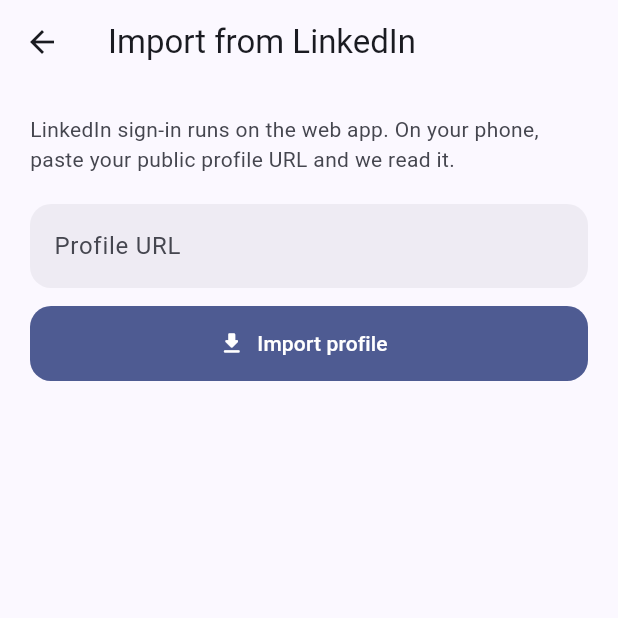
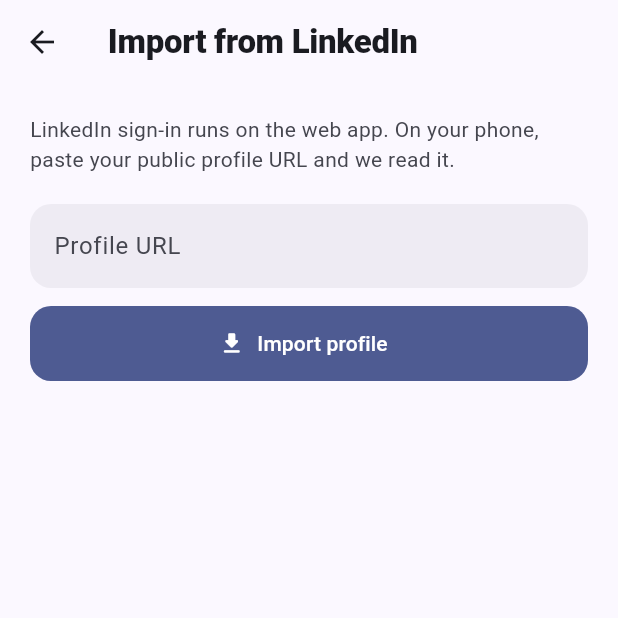
Before and after one commit to AngiSoft-Technologies/ai-career-platform, a Flutter app: the screen it shows after launch, after a tap on "Create account", after a tap on "Continue in demo mode", after a tap on "Import from LinkedIn", on a phone screen of 412 x 824 dp, the top half of it. Run offline on Flutter 3.47's test engine with Material 3 defaults, Android fonts, the phone set to English and light mode, and no system bars; our stand-ins replace app_links, connectivity_plus, file_picker, flutter_secure_storage, go_router, shared_preferences and 2 more; accounts and stored records are empty; network calls fail.

Commit message:
Keep the app alive through a cold start, and speak the signal colours
A fresh install opened, showed the sign-in screen, and then silently
disappeared — back to the launcher, no error on screen, no crash
report. The cause was a 401 that nobody was waiting for: the
notification load and the sync initialisation both talk to the API
before runApp, and a signed-out device answers 401. Neither was
guarded, so the exception escaped main() and took the first frame down
with it.

Nothing that runs before runApp gets to decide whether the app lives.
The startup work is guarded now, the session restore falls back to
signed-out on a transport failure instead of rethrowing, and a refresh
that answers 401 clears the session and lets the original request
retry unauthenticated instead of throwing a raw Unauthorized from a
request nobody was waiting on. A root error handler prints whatever
still escapes, with its stack, and tells the engine it has been
handled. The release build now starts clean: zero unhandled
exceptions, and the app stays up.

Two more bugs found on the way. A fresh install defaulted to demo
mode — a shipped app was handing first-run users a catalogue that was
not the catalogue; demo mode is a choice made on the sign-in screen
now, not a default. And the app's colours said nothing: eligibility
read violet, a match score read violet, a risk score read tertiary.
The web settled on three colours that each mean something — amber for
the action, green for what the trust engine verified, violet for
intelligence — so the app now speaks the same language, through a
theme extension rather than three hardcoded constants, and the display
type is tightened to match the site's.

```diff
--- a/apps/mobile/lib/core/authentication/auth_session.dart
+++ b/apps/mobile/lib/core/authentication/auth_session.dart
@@ -70,9 +70,20 @@
       if (error.isUnauthorized) {
         await _tokenStorage.clearAll();
         _state = SessionState.signedOut;
+        return;
       }
+      // A transport failure is not a verdict on the session: drop to
+      // signed-out for this run and let the next restore try again.
+      // Escaping here would take the app down before its first frame,
+      // because this runs before runApp.
+      debugPrint('Session restore deferred: $error');
+      _state = SessionState.signedOut;
+    } catch (error) {
+      debugPrint('Session restore failed: $error');
+      _state = SessionState.signedOut;
+    } finally {
+      notifyListeners();
     }
-    notifyListeners();
   }
 
   /// Reads whether the resume-onboarding flow is already done.
--- a/apps/mobile/lib/core/configuration/app_settings.dart
+++ b/apps/mobile/lib/core/configuration/app_settings.dart
@@ -15,7 +15,12 @@
     final preferences = await SharedPreferences.getInstance();
     return AppSettings._(
       baseUrl: preferences.getString(_baseUrlKey) ?? defaultBaseUrl,
-      isDemoMode: preferences.getBool(_demoModeKey) ?? true,
+      // A fresh install starts against the real service. Demo mode is
+      // something a candidate chooses on the sign-in screen ("Continue in
+      // demo mode"), not something a first-run user is handed — a shipped
+      // app that defaults to demo shows a candidate a catalogue that is
+      // not the catalogue.
+      isDemoMode: preferences.getBool(_demoModeKey) ?? false,
     );
   }
 
--- a/apps/mobile/lib/main.dart
+++ b/apps/mobile/lib/main.dart
@@ -1,4 +1,5 @@
 import 'dart:async';
+import 'dart:ui' show PlatformDispatcher;
 
 import 'package:flutter/material.dart';
 import 'package:go_router/go_router.dart';
@@ -44,6 +45,16 @@
 
 Future<void> main() async {
   WidgetsFlutterBinding.ensureInitialized();
+
+  // Any error that escapes every try/catch still lands here, with its
+  // stack. Returning true tells the engine it has been handled, so an
+  // unguarded 401 from a background refresh cannot take a shipped app
+  // down — and the stack tells us where it came from instead of a bare
+  // "Unauthorized" with an asynchronous gap where the caller was.
+  PlatformDispatcher.instance.onError = (error, stack) {
+    debugPrint('Unhandled error: $error\n$stack');
+    return true;
+  };
 
   final settings = await AppSettings.load();
   final database = await LocalDatabase.open();
@@ -137,8 +148,19 @@
     syncEngine: syncEngine,
     database: database,
   );
-  await syncController.initialize();
-  await notificationController.load();
+  // A cold start on a signed-out device is the normal first-run path: the
+  // notification load and the sync initialisation both talk to the API,
+  // and both used to run unguarded here. A 401 from a device with no
+  // session escaped main() as an unhandled exception and took the app
+  // down before its first frame — a fresh install opened, hung for a few
+  // seconds, and silently returned to the launcher. Nothing that runs
+  // before runApp gets to decide whether the app lives.
+  try {
+    await syncController.initialize();
+    await notificationController.load();
+  } catch (error) {
+    debugPrint('Startup sync skipped: $error');
+  }
 
   runApp(
     MultiProvider(
--- /dev/null
+++ b/apps/mobile/lib/shared/theme/app_colors.dart
@@ -0,0 +1,64 @@
+import 'package:flutter/material.dart';
+
+/// The platform's signal colours, and what each one means.
+///
+/// The web settled on three colours that each carry a meaning — amber
+/// for "act on this", green for "the trust engine verified this", violet
+/// for "intelligence" — because a colour that means something is data,
+/// and a colour that is decoration is noise. The app speaks the same
+/// language: eligibility reads green, a risk score reads amber, a match
+/// reads violet.
+@immutable
+class AppColors extends ThemeExtension<AppColors> {
+  const AppColors({
+    required this.signal,
+    required this.verified,
+    required this.insight,
+  });
+
+  /// Opportunity and energy — the thing a candidate should act on.
+  final Color signal;
+
+  /// Verified — what the trust engine checked and stands behind.
+  final Color verified;
+
+  /// Intelligence — matching and AI-assisted features.
+  final Color insight;
+
+  static const AppColors light = AppColors(
+    signal: Color(0xFFB26A00),
+    verified: Color(0xFF0F8A5F),
+    insight: Color(0xFF4C63D6),
+  );
+
+  static const AppColors dark = AppColors(
+    signal: Color(0xFFF2A33C),
+    verified: Color(0xFF3ECF8E),
+    insight: Color(0xFF9DB2FF),
+  );
+
+  @override
+  AppColors copyWith({Color? signal, Color? verified, Color? insight}) {
+    return AppColors(
+      signal: signal ?? this.signal,
+      verified: verified ?? this.verified,
+      insight: insight ?? this.insight,
+    );
+  }
+
+  @override
+  ThemeExtension<AppColors> lerp(ThemeExtension<AppColors>? other, double t) {
+    if (other is! AppColors) return this;
+    return AppColors(
+      signal: Color.lerp(signal, other.signal, t)!,
+      verified: Color.lerp(verified, other.verified, t)!,
+      insight: Color.lerp(insight, other.insight, t)!,
+    );
+  }
+}
+
+/// Reach for the signal colours from any widget: `context.appColors`.
+extension AppColorsX on BuildContext {
+  AppColors get appColors =>
+      Theme.of(this).extension<AppColors>() ?? AppColors.dark;
+}
--- a/apps/mobile/lib/shared/theme/app_theme.dart
+++ b/apps/mobile/lib/shared/theme/app_theme.dart
@@ -1,4 +1,6 @@
 import 'package:flutter/material.dart';
+
+import 'app_colors.dart';
 
 class AppTheme {
   const AppTheme._();
@@ -14,10 +16,14 @@
       seedColor: seed,
       brightness: brightness,
     );
+    final colors = brightness == Brightness.dark
+        ? AppColors.dark
+        : AppColors.light;
     return ThemeData(
       useMaterial3: true,
       brightness: brightness,
       colorScheme: scheme,
+      extensions: <ThemeExtension<dynamic>>[colors],
       scaffoldBackgroundColor: scheme.surface,
       appBarTheme: AppBarTheme(
         centerTitle: false,
@@ -72,6 +78,43 @@
       dividerTheme: DividerThemeData(
         color: scheme.outlineVariant.withValues(alpha: 0.6),
       ),
+      textTheme: _textTheme(brightness),
+    );
+  }
+
+  /// Display type, tightened.
+  ///
+  /// The platform's voice on the web is large, tight and confident; the
+  /// app's headings were the default Material set, which is designed to
+  /// be inoffensive rather than to have a point of view. Same type,
+  /// same intent — the numbers and the role titles are what a candidate
+  /// scans, so they get the weight.
+  static TextTheme _textTheme(Brightness brightness) {
+    final base = brightness == Brightness.dark
+        ? Typography.blackMountainView
+        : Typography.whiteMountainView;
+    return base.copyWith(
+      displaySmall: base.displaySmall?.copyWith(
+        fontWeight: FontWeight.w800,
+        letterSpacing: -0.5,
+      ),
+      headlineMedium: base.headlineMedium?.copyWith(
+        fontWeight: FontWeight.w800,
+        letterSpacing: -0.4,
+      ),
+      headlineSmall: base.headlineSmall?.copyWith(
+        fontWeight: FontWeight.w800,
+        letterSpacing: -0.3,
+      ),
+      titleLarge: base.titleLarge?.copyWith(
+        fontWeight: FontWeight.w800,
+        letterSpacing: -0.2,
+      ),
+      titleMedium: base.titleMedium?.copyWith(
+        fontWeight: FontWeight.w700,
+        letterSpacing: -0.1,
+      ),
+      titleSmall: base.titleSmall?.copyWith(fontWeight: FontWeight.w700),
     );
   }
 }
```
Also changed, not shown: apps/mobile/lib/core/networking/api_client.dart (+11 -0 lines), apps/mobile/lib/features/opportunities/presentation/opportunity_list_screen.dart (+5 -2 lines), apps/mobile/lib/shared/widgets/eligibility_badge.dart (+7 -5 lines), apps/mobile/lib/shared/widgets/match_score_badge.dart (+6 -4 lines).
